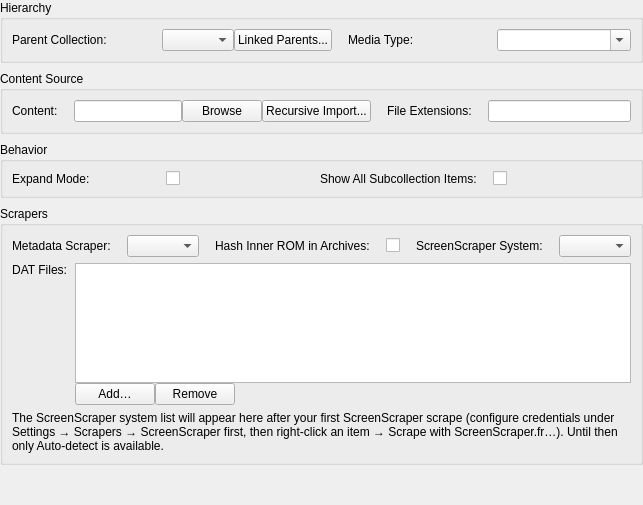
Qt form src/ui/dialogs/settings/behavior/configurationpanel.ui (EtherAura/Kartend) before a commit.
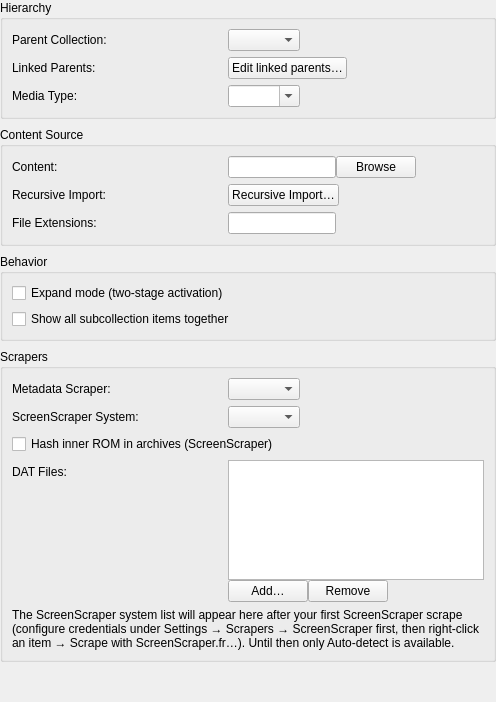
The same form after that commit.

Commit message: refactor(settings): uniform widget widths + grouped panels; fix scraper text contrast (Kartend-x1uc)

Diff of the .ui file:
```diff
--- a/src/ui/dialogs/settings/behavior/configurationpanel.ui
+++ b/src/ui/dialogs/settings/behavior/configurationpanel.ui
@@ -11,62 +11,76 @@
    <item>
     <widget class="QGroupBox" name="configHierarchyGroupBox">
      <property name="title"><string>Hierarchy</string></property>
-     <!-- Two label/field pairs share one row (two-column section). -->
-     <layout class="QGridLayout" name="configHierarchyFormLayout">
+     <layout class="QFormLayout" name="configHierarchyFormLayout">
       <property name="horizontalSpacing"><number>16</number></property>
       <property name="verticalSpacing"><number>6</number></property>
-      <item row="0" column="0"><widget class="QLabel" name="label_parentCollection"><property name="text"><string>Parent Collection:</string></property></widget></item>
+      <property name="labelAlignment"><set>Qt::AlignmentFlag::AlignLeft|Qt::AlignmentFlag::AlignVCenter</set></property>
+      <property name="fieldGrowthPolicy"><enum>QFormLayout::FieldGrowthPolicy::FieldsStayAtSizeHint</enum></property>
+      <item row="0" column="0"><widget class="QLabel" name="label_parentCollection"><property name="minimumSize"><size><width>200</width><height>0</height></size></property><property name="text"><string>Parent Collection:</string></property></widget></item>
       <item row="0" column="1">
-       <layout class="QHBoxLayout" name="parentCollectionLayout">
-        <item>
-         <widget class="QComboBox" name="parentCollectionComboBox">
-          <property name="minimumWidth"><number>140</number></property>
-          <property name="toolTip"><string>Select parent collection to make this a subcollection</string></property>
-         </widget>
-        </item>
+       <widget class="QComboBox" name="parentCollectionComboBox">
+        <property name="maximumWidth"><number>320</number></property>
+        <property name="toolTip"><string>Select parent collection to make this a subcollection</string></property>
+       </widget>
+      </item>
+      <item row="1" column="0"><widget class="QLabel" name="label_linkedParents"><property name="minimumSize"><size><width>200</width><height>0</height></size></property><property name="text"><string>Linked Parents:</string></property></widget></item>
+      <item row="1" column="1">
+       <layout class="QHBoxLayout" name="linkedParentsLayout">
         <item>
          <widget class="QPushButton" name="editLinkedParentsButton">
           <property name="toolTip"><string>Manage additional parents this collection appears under in the tree</string></property>
-          <property name="text"><string>Linked Parents...</string></property>
+          <property name="text"><string>Edit linked parents…</string></property>
          </widget>
         </item>
+        <item><spacer name="linkedParentsSpacer"><property name="orientation"><enum>Qt::Orientation::Horizontal</enum></property><property name="sizeHint" stdset="0"><size><width>0</width><height>0</height></size></property></spacer></item>
        </layout>
       </item>
-      <item row="0" column="2"><widget class="QLabel" name="label_collectionType"><property name="text"><string>Media Type:</string></property></widget></item>
-      <item row="0" column="3"><widget class="QComboBox" name="collectionTypeComboBox"><property name="minimumWidth"><number>140</number></property><property name="editable"><bool>true</bool></property><property name="toolTip"><string>Free-form category label (e.g. Games, Movies, Music). Subcollections inherit the nearest tagged ancestor when left blank. The toolbar type filter shows only subcollection tiles whose effective type matches.</string></property></widget></item>
+      <item row="2" column="0"><widget class="QLabel" name="label_collectionType"><property name="minimumSize"><size><width>200</width><height>0</height></size></property><property name="text"><string>Media Type:</string></property></widget></item>
+      <item row="2" column="1">
+       <widget class="QComboBox" name="collectionTypeComboBox">
+        <property name="maximumWidth"><number>320</number></property>
+        <property name="editable"><bool>true</bool></property>
+        <property name="toolTip"><string>Free-form category label (e.g. Games, Movies, Music). Subcollections inherit the nearest tagged ancestor when left blank. The toolbar type filter shows only subcollection tiles whose effective type matches.</string></property>
+       </widget>
+      </item>
      </layout>
     </widget>
    </item>
    <item>
     <widget class="QGroupBox" name="configContentGroupBox">
      <property name="title"><string>Content Source</string></property>
-     <!-- Two label/field pairs share one row (two-column section). -->
-     <layout class="QGridLayout" name="configContentFormLayout">
+     <layout class="QFormLayout" name="configContentFormLayout">
       <property name="horizontalSpacing"><number>16</number></property>
       <property name="verticalSpacing"><number>6</number></property>
-      <item row="0" column="0"><widget class="QLabel" name="label_romDir"><property name="text"><string>Content:</string></property></widget></item>
+      <property name="labelAlignment"><set>Qt::AlignmentFlag::AlignLeft|Qt::AlignmentFlag::AlignVCenter</set></property>
+      <property name="fieldGrowthPolicy"><enum>QFormLayout::FieldGrowthPolicy::FieldsStayAtSizeHint</enum></property>
+      <item row="0" column="0"><widget class="QLabel" name="label_romDir"><property name="minimumSize"><size><width>200</width><height>0</height></size></property><property name="text"><string>Content:</string></property></widget></item>
       <item row="0" column="1">
        <layout class="QHBoxLayout" name="contentDirLayout">
         <item><widget class="QLineEdit" name="mediaDirLineEdit"/></item>
         <item><widget class="QPushButton" name="browseMediaDirButton"><property name="text"><string>Browse</string></property></widget></item>
-        <item><widget class="QPushButton" name="recursiveImportContentButton"><property name="toolTip"><string>Create subcollections matching the directory structure</string></property><property name="text"><string>Recursive Import...</string></property></widget></item>
+        <item><spacer name="contentDirSpacer"><property name="orientation"><enum>Qt::Orientation::Horizontal</enum></property><property name="sizeHint" stdset="0"><size><width>0</width><height>0</height></size></property></spacer></item>
        </layout>
       </item>
-      <item row="0" column="2"><widget class="QLabel" name="label_fileExtensions"><property name="text"><string>File Extensions:</string></property></widget></item>
-      <item row="0" column="3"><widget class="QLineEdit" name="fileExtensionsLineEdit"><property name="toolTip"><string>Comma-separated list of file extensions to include</string></property></widget></item>
+      <item row="1" column="0"><widget class="QLabel" name="label_recursiveImport"><property name="minimumSize"><size><width>200</width><height>0</height></size></property><property name="text"><string>Recursive Import:</string></property></widget></item>
+      <item row="1" column="1">
+       <layout class="QHBoxLayout" name="recursiveImportLayout">
+        <item><widget class="QPushButton" name="recursiveImportContentButton"><property name="toolTip"><string>Create subcollections matching the directory structure</string></property><property name="text"><string>Recursive Import…</string></property></widget></item>
+        <item><spacer name="recursiveImportSpacer"><property name="orientation"><enum>Qt::Orientation::Horizontal</enum></property><property name="sizeHint" stdset="0"><size><width>0</width><height>0</height></size></property></spacer></item>
+       </layout>
+      </item>
+      <item row="2" column="0"><widget class="QLabel" name="label_fileExtensions"><property name="minimumSize"><size><width>200</width><height>0</height></size></property><property name="text"><string>File Extensions:</string></property></widget></item>
+      <item row="2" column="1"><widget class="QLineEdit" name="fileExtensionsLineEdit"><property name="maximumWidth"><number>320</number></property><property name="toolTip"><string>Comma-separated list of file extensions to include</string></property></widget></item>
      </layout>
     </widget>
    </item>
    <item>
     <widget class="QGroupBox" name="configBehaviorGroupBox">
      <property name="title"><string>Behavior</string></property>
-     <layout class="QGridLayout" name="configBehaviorFormLayout">
-      <property name="horizontalSpacing"><number>16</number></property>
-      <property name="verticalSpacing"><number>6</number></property>
-      <item row="0" column="0"><widget class="QLabel" name="label_expandMode"><property name="text"><string>Expand Mode:</string></property></widget></item>
-      <item row="0" column="1"><widget class="QCheckBox" name="expandModeCheckBox"><property name="toolTip"><string>Two-stage activation: first double-click or Enter expands the artwork preview; a second activation on the same item launches it.</string></property><property name="text"><string/></property></widget></item>
-      <item row="0" column="2"><widget class="QLabel" name="label_showAllSubcollectionItems"><property name="text"><string>Show All Subcollection Items:</string></property></widget></item>
-      <item row="0" column="3"><widget class="QCheckBox" name="showAllSubcollectionItemsCheckBox"><property name="toolTip"><string>Mix items from subcollections with parent collection items, sorted alphabetically</string></property><property name="text"><string/></property></widget></item>
+     <layout class="QVBoxLayout" name="configBehaviorFormLayout">
+      <property name="spacing"><number>6</number></property>
+      <item><widget class="QCheckBox" name="expandModeCheckBox"><property name="text"><string>Expand mode (two-stage activation)</string></property><property name="toolTip"><string>Two-stage activation: first double-click or Enter expands the artwork preview; a second activation on the same item launches it.</string></property></widget></item>
+      <item><widget class="QCheckBox" name="showAllSubcollectionItemsCheckBox"><property name="text"><string>Show all subcollection items together</string></property><property name="toolTip"><string>Mix items from subcollections with parent collection items, sorted alphabetically</string></property></widget></item>
      </layout>
     </widget>
    </item>
@@ -76,24 +90,26 @@
      <layout class="QVBoxLayout" name="configScrapersOuterLayout">
       <property name="spacing"><number>6</number></property>
       <item>
-       <layout class="QGridLayout" name="configScrapersFormLayout">
+       <layout class="QFormLayout" name="configScrapersFormLayout">
         <property name="horizontalSpacing"><number>16</number></property>
         <property name="verticalSpacing"><number>6</number></property>
-        <item row="0" column="0"><widget class="QLabel" name="label_scraperProvider"><property name="text"><string>Metadata Scraper:</string></property></widget></item>
-        <item row="0" column="1"><widget class="QComboBox" name="scraperProviderComboBox"><property name="minimumWidth"><number>140</number></property><property name="toolTip"><string>Metadata scraper for this collection. Automatic resolves a provider by matching the collection type; pick one explicitly to scrape a custom-typed collection.</string></property></widget></item>
-        <item row="0" column="2"><widget class="QLabel" name="label_screenscraperHashArchive"><property name="text"><string>Hash Inner ROM in Archives:</string></property></widget></item>
-        <item row="0" column="3"><widget class="QCheckBox" name="screenscraperHashArchiveCheckBox"><property name="toolTip"><string>When the scraped item is a .zip / .7z / etc., extract it and hash the inner ROM rather than the outer archive — much higher ScreenScraper match accuracy. Turn off to skip the extraction cost for huge archives.</string></property><property name="text"><string/></property></widget></item>
-        <item row="0" column="4"><widget class="QLabel" name="label_screenscraperSystem"><property name="text"><string>ScreenScraper System:</string></property></widget></item>
-        <item row="0" column="5"><widget class="QComboBox" name="screenscraperSystemComboBox"><property name="minimumWidth"><number>140</number></property><property name="toolTip"><string>Override ScreenScraper.fr's per-collection system id. Leave on Auto-detect to let Kartend pick from the collection's name / type / extensions.</string></property></widget></item>
+        <property name="labelAlignment"><set>Qt::AlignmentFlag::AlignLeft|Qt::AlignmentFlag::AlignVCenter</set></property>
+        <property name="fieldGrowthPolicy"><enum>QFormLayout::FieldGrowthPolicy::FieldsStayAtSizeHint</enum></property>
+        <item row="0" column="0"><widget class="QLabel" name="label_scraperProvider"><property name="minimumSize"><size><width>200</width><height>0</height></size></property><property name="text"><string>Metadata Scraper:</string></property></widget></item>
+        <item row="0" column="1"><widget class="QComboBox" name="scraperProviderComboBox"><property name="maximumWidth"><number>320</number></property><property name="toolTip"><string>Metadata scraper for this collection. Automatic resolves a provider by matching the collection type; pick one explicitly to scrape a custom-typed collection.</string></property></widget></item>
+        <item row="1" column="0"><widget class="QLabel" name="label_screenscraperSystem"><property name="minimumSize"><size><width>200</width><height>0</height></size></property><property name="text"><string>ScreenScraper System:</string></property></widget></item>
+        <item row="1" column="1"><widget class="QComboBox" name="screenscraperSystemComboBox"><property name="maximumWidth"><number>320</number></property><property name="toolTip"><string>Override ScreenScraper.fr's per-collection system id. Leave on Auto-detect to let Kartend pick from the collection's name / type / extensions.</string></property></widget></item>
+        <item row="2" column="0" colspan="2"><widget class="QCheckBox" name="screenscraperHashArchiveCheckBox"><property name="text"><string>Hash inner ROM in archives (ScreenScraper)</string></property><property name="toolTip"><string>When the scraped item is a .zip / .7z / etc., extract it and hash the inner ROM rather than the outer archive — much higher ScreenScraper match accuracy. Turn off to skip the extraction cost for huge archives.</string></property></widget></item>
        </layout>
       </item>
       <item>
        <!-- Full-width: the DAT file list needs the room. -->
        <layout class="QFormLayout" name="configScrapersDatFormLayout">
-        <property name="horizontalSpacing"><number>8</number></property>
+        <property name="horizontalSpacing"><number>16</number></property>
         <property name="verticalSpacing"><number>6</number></property>
+        <property name="labelAlignment"><set>Qt::AlignmentFlag::AlignLeft|Qt::AlignmentFlag::AlignTop</set></property>
         <property name="fieldGrowthPolicy"><enum>QFormLayout::FieldGrowthPolicy::ExpandingFieldsGrow</enum></property>
-        <item row="0" column="0"><widget class="QLabel" name="label_datFiles"><property name="text"><string>DAT Files:</string></property><property name="alignment"><set>Qt::AlignmentFlag::AlignTop|Qt::AlignmentFlag::AlignRight</set></property></widget></item>
+        <item row="0" column="0"><widget class="QLabel" name="label_datFiles"><property name="minimumSize"><size><width>200</width><height>0</height></size></property><property name="text"><string>DAT Files:</string></property></widget></item>
         <item row="0" column="1">
          <layout class="QVBoxLayout" name="datFilesLayout">
           <item>
```
Left out of the diff: 3 changed lines with no effect on the pictures. The commit also changes 24 other files.
